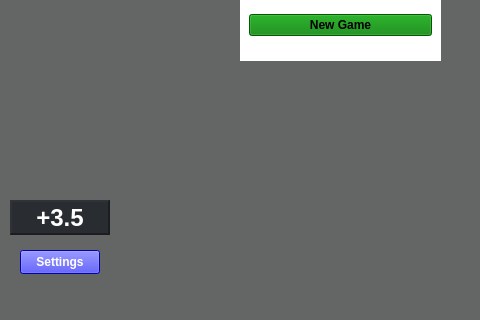
First picture: the form in application/application/chess.ui, repository ben-ralston/Chess, before the edit; both pictures show x 0 to 480 and y 280 to 600 of the 800 by 600 pixel window.
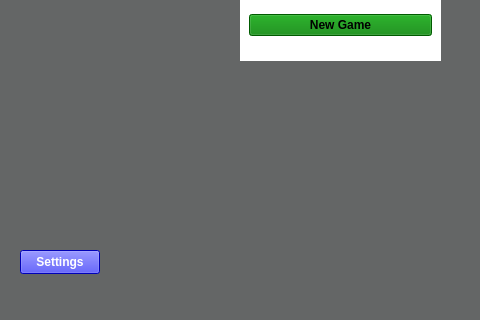
Second picture: the form after the edit.

Commit message: Remove evaluation label from layout

What changed in the file:
```diff
--- a/application/application/chess.ui
+++ b/application/application/chess.ui
@@ -377,76 +377,6 @@
      <bool>false</bool>
     </property>
    </widget>
-   <widget class="QLabel" name="evaluationLabel">
-    <property name="geometry">
-     <rect>
-      <x>10</x>
-      <y>480</y>
-      <width>100</width>
-      <height>35</height>
-     </rect>
-    </property>
-    <property name="sizePolicy">
-     <sizepolicy hsizetype="Preferred" vsizetype="MinimumExpanding">
-      <horstretch>0</horstretch>
-      <verstretch>0</verstretch>
-     </sizepolicy>
-    </property>
-    <property name="minimumSize">
-     <size>
-      <width>85</width>
-      <height>35</height>
-     </size>
-    </property>
-    <property name="baseSize">
-     <size>
-      <width>0</width>
-      <height>0</height>
-     </size>
-    </property>
-    <property name="font">
-     <font>
-      <pointsize>18</pointsize>
-      <weight>75</weight>
-      <bold>true</bold>
-     </font>
-    </property>
-    <property name="mouseTracking">
-     <bool>false</bool>
-    </property>
-    <property name="styleSheet">
-     <string notr="true">background-color: rgb(41, 44, 48);
-font-size: 18pt;
-color: white;</string>
-    </property>
-    <property name="frameShape">
-     <enum>QFrame::Panel</enum>
-    </property>
-    <property name="frameShadow">
-     <enum>QFrame::Raised</enum>
-    </property>
-    <property name="lineWidth">
-     <number>2</number>
-    </property>
-    <property name="midLineWidth">
-     <number>0</number>
-    </property>
-    <property name="text">
-     <string>+3.5</string>
-    </property>
-    <property name="textFormat">
-     <enum>Qt::PlainText</enum>
-    </property>
-    <property name="scaledContents">
-     <bool>false</bool>
-    </property>
-    <property name="alignment">
-     <set>Qt::AlignCenter</set>
-    </property>
-    <property name="textInteractionFlags">
-     <set>Qt::NoTextInteraction</set>
-    </property>
-   </widget>
   </widget>
   <widget class="QMenuBar" name="menubar">
    <property name="geometry">
```
Left out of the diff: 2 changed lines with no effect on the pictures. The commit also changes 4 other files.
